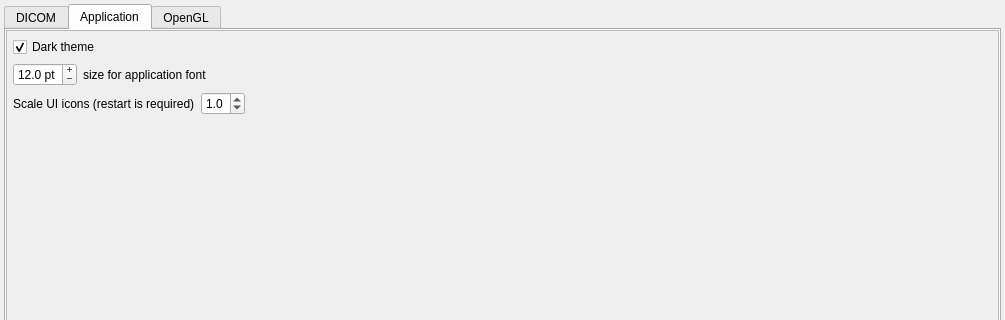
This is alizams/GUI/settingswidget.ui in AlizaMedicalImaging/AlizaMS as Qt 5 draws it before an edit; both pictures show x 0 to 1005 and y 0 to 320 of the 1005 by 620 pixel window. The edited form follows.
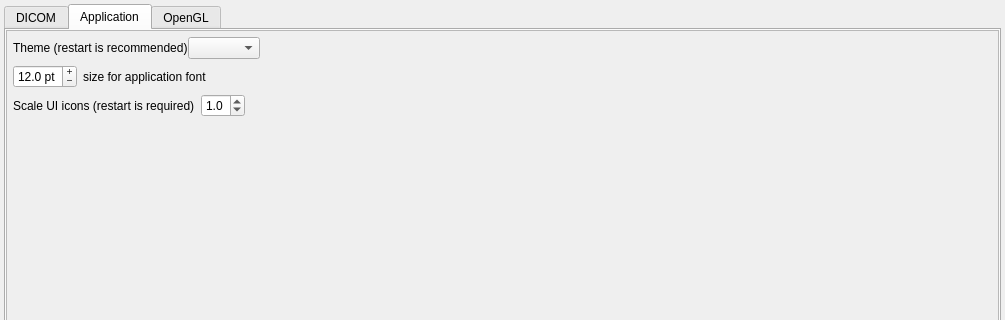
This is the edited form. The open tabs and pages were chosen to show the change.

Commit message: option to select app theme

```diff
--- a/alizams/GUI/settingswidget.ui
+++ b/alizams/GUI/settingswidget.ui
@@ -227,7 +227,7 @@
             <x>0</x>
             <y>0</y>
             <width>991</width>
-            <height>683</height>
+            <height>540</height>
            </rect>
           </property>
           <layout class="QVBoxLayout" name="verticalLayout_2">
@@ -235,20 +235,56 @@
             <number>6</number>
            </property>
            <item>
-            <widget class="QCheckBox" name="dark_checkBox">
+            <layout class="QHBoxLayout" name="horizontalLayout">
+             <property name="spacing">
+              <number>0</number>
+             </property>
+             <property name="margin">
+              <number>0</number>
+             </property>
+             <item>
+              <widget class="QLabel" name="styleLabel">
+               <property name="enabled">
+                <bool>true</bool>
+               </property>
              <property name="sizePolicy">
-              <sizepolicy hsizetype="Expanding" vsizetype="Preferred">
+                <sizepolicy hsizetype="Preferred" vsizetype="Fixed">
                <horstretch>0</horstretch>
                <verstretch>0</verstretch>
               </sizepolicy>
              </property>
              <property name="text">
-              <string>Dark theme</string>
-             </property>
-             <property name="checked">
+                <string>Theme (restart is recommended)</string>
+               </property>
+              </widget>
+             </item>
+             <item>
+              <widget class="QComboBox" name="styleComboBox">
+               <property name="enabled">
               <bool>true</bool>
              </property>
-            </widget>
+               <property name="focusPolicy">
+                <enum>Qt::ClickFocus</enum>
+               </property>
+               <property name="currentText" stdset="0">
+                <string notr="true"/>
+               </property>
+              </widget>
+             </item>
+             <item>
+              <spacer name="horizontalSpacer_5">
+               <property name="orientation">
+                <enum>Qt::Horizontal</enum>
+               </property>
+               <property name="sizeHint" stdset="0">
+                <size>
+                 <width>40</width>
+                 <height>20</height>
+                </size>
+               </property>
+              </spacer>
+             </item>
+            </layout>
            </item>
            <item>
             <layout class="QHBoxLayout" name="horizontalLayout_8">
```
Left out of the diff: 5 changed lines with no effect on the pictures. Lines whose indentation alone changed are shown as unchanged. The commit also changes 6 other files.
